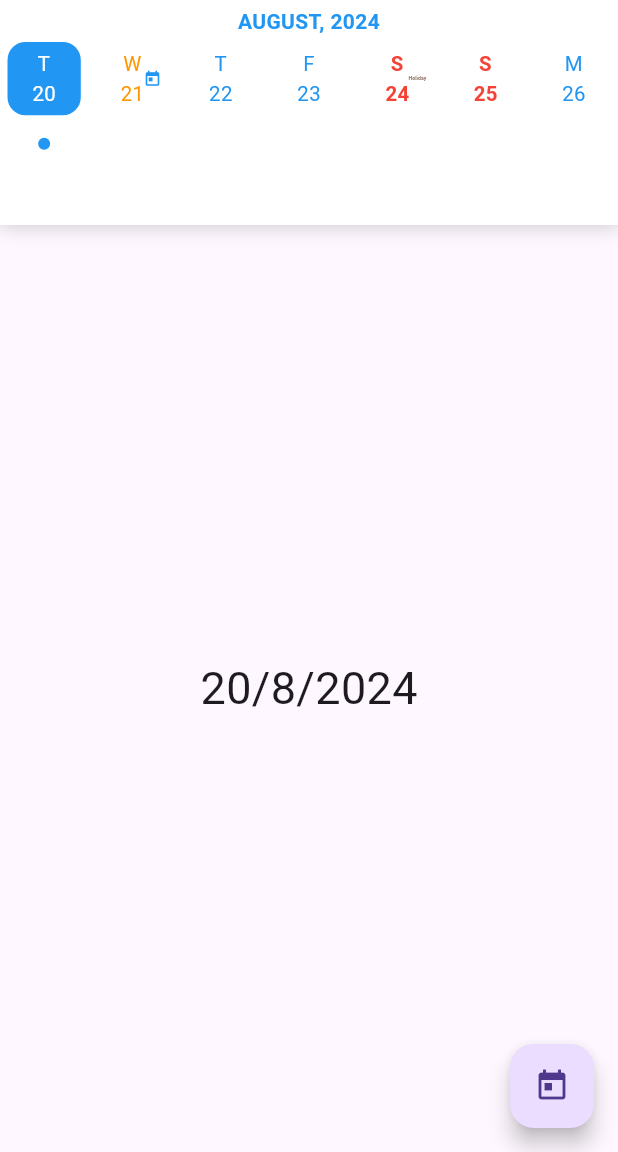
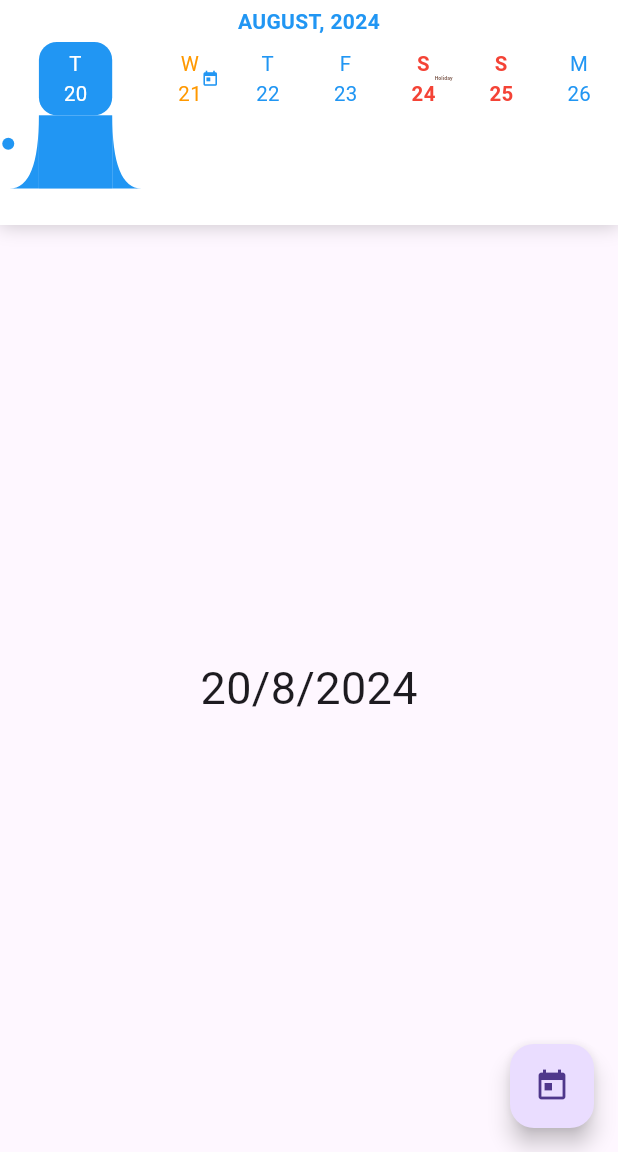
Before and after one commit to PRETOLIO-DEV/calendario_semanal, a Flutter app: the screen it shows after launch, after a tap on an icon or button, on a phone screen of 412 x 824 dp, the part 84-1236 px from its top. Run offline on Flutter 3.47's test engine with Material 3 defaults, Android fonts, the phone set to English and light mode, and no system bars.

Commit message:
Update date_item.dart

```diff
--- a/lib/src/date_item.dart
+++ b/lib/src/date_item.dart
@@ -2,7 +2,7 @@ import 'package:flutter/material.dart';
 import 'package:flutter_calendar_week/src/cache_stream_widget.dart';
 import 'package:flutter_calendar_week/src/utils/cache_stream.dart';
 import 'package:flutter_calendar_week/src/utils/compare_date.dart';
-
+import 'dart:math' as math;
 
 class DateItem extends StatelessWidget {
   /// Today
@@ -168,6 +168,14 @@ class DateItem extends StatelessWidget {
                 ),
 
                 if(showPinDate && selectData) ...[
+                  Stack(
+                    children: [
+                      CurvadaLateralWidget(
+                        color: _defaultBackgroundColor!, size: size ?? 50.0,
+                      ),
+                      Column(
+                        mainAxisSize: MainAxisSize.min,
+                        children: [
                           SizedBox(height: 15,),
                           Container(
                             decoration: BoxDecoration(
@@ -175,6 +183,10 @@ class DateItem extends StatelessWidget {
                               borderRadius: BorderRadius.circular(100)
                             ),
                             height: 8, width: 8,
+                          ),
+                        ],
+                      ),
+                    ],
                   )
                 ]
               ],
@@ -206,3 +218,58 @@ class DateItem extends StatelessWidget {
     }
   }
 }
+
+
+class CurvadaLateralWidget extends StatelessWidget {
+  const CurvadaLateralWidget({required this.color, this.size = 50});
+  final Color color;
+  final double size;
+
+  @override
+  Widget build(BuildContext context) {
+    return Row(
+      mainAxisSize: MainAxisSize.min,
+      children: [
+        CustomPaint(
+          size: Size(size/2, size), // Ajuste o tamanho conforme necessário
+          painter: LateralPainter(color),
+        ),
+        Container(width: size, height: size, color: color,),
+        Transform(
+          alignment: Alignment.center,
+          transform: Matrix4.rotationY(math.pi),
+          child: CustomPaint(
+            size: Size(size/2, size), // Ajuste o tamanho conforme necessário
+            painter: LateralPainter(color),
+          ),
+        ),
+      ],
+    );
+  }
+}
+
+class LateralPainter extends CustomPainter {
+  final Color color;
+
+  const LateralPainter(this.color);
+
+  @override
+  void paint(Canvas canvas, Size size) {
+    final paint = Paint()
+      ..strokeWidth = 0
+      ..color = color
+      ..style = PaintingStyle.fill;
+
+    final path = Path()
+      ..moveTo(0, size.height) // Início no canto inferior esquerdo
+      ..lineTo(size.width * 0.2, size.height) // Linha até o ponto de controle inferior
+      ..quadraticBezierTo(size.width , size.height , size.width, 0) // Curva de Bézier cúbica
+      ..lineTo(size.width , size.height) // Linha até o canto inferior direito
+      ..close(); // Fecha o caminho
+
+    canvas.drawPath(path, paint);
+  }
+
+  @override
+  bool shouldRepaint(CustomPainter oldDelegate) => false;
+}
```
Lines whose indentation alone changed are shown as unchanged.
